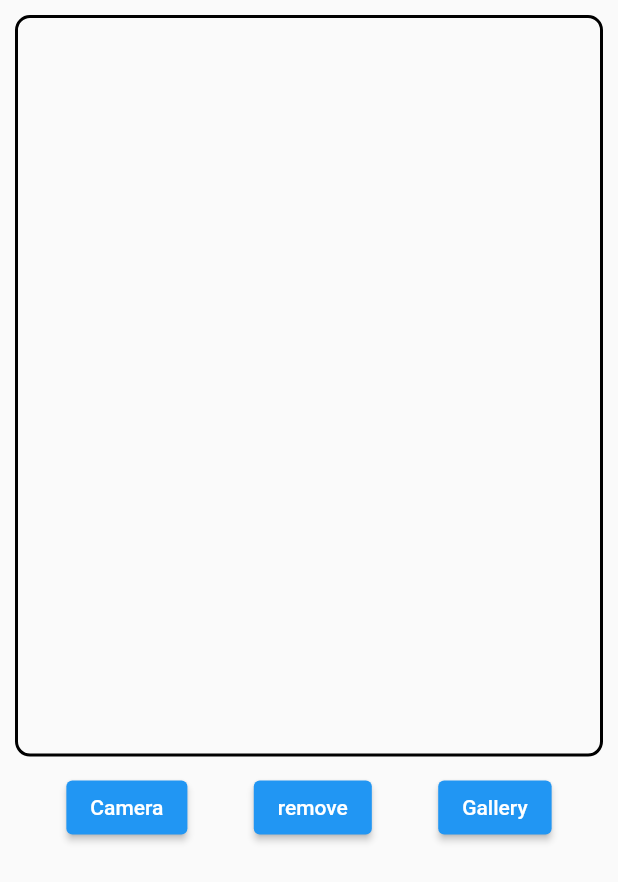
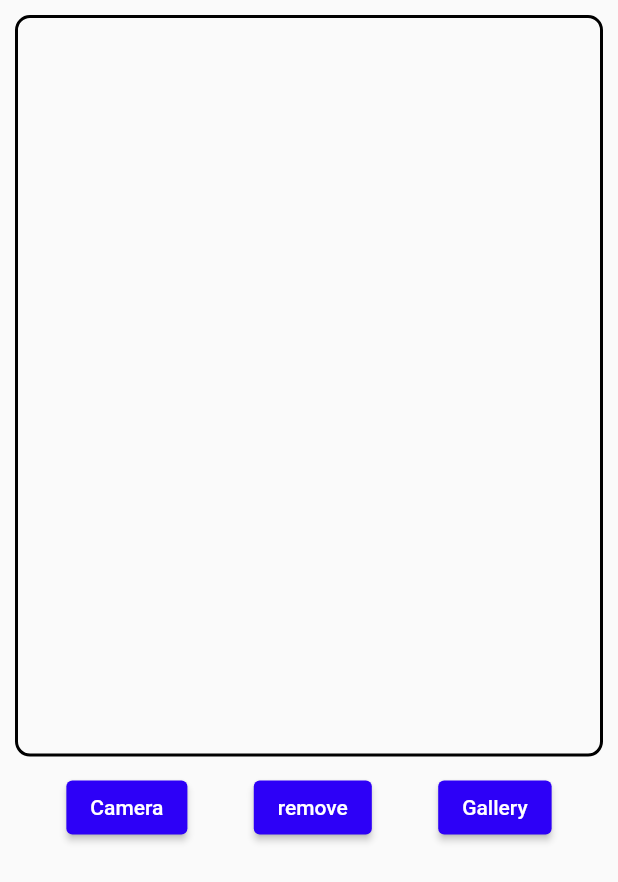
Before and after one commit to Dev-Abhijithmp/upmemory, a Flutter app: the AddImage screen opened directly, on a phone screen of 412 x 824 dp. Shown: the top 882 px of the screen. Run offline on Flutter 3.47's test engine with Material 2 defaults, Android fonts, the phone set to English and light mode, and no system bars; our stand-ins replace audioplayers, cloud_firestore, date_format, firebase_auth, firebase_core, firebase_storage and 3 more; missing offline and left inert: flutter_audio_recorder2; accounts and stored records are empty; project files that could hold a hidden picture were left out.

Commit message:
feat:version 1.0.1

```diff
--- a/lib/functions/uploadData.dart
+++ b/lib/functions/uploadData.dart
@@ -31,6 +31,8 @@ Future<Map<String, String>> uploadMemory(
       'memoryVoice': voiceurls,
       'memoryImages': imageurls,
       'memoryDate': Timestamp.now(),
+      'memoryDateupdated': formatDate(DateTime.now(),
+          [dd, '-', mm, '-', yyyy, '  time -  ', hh, ':', nn, ':', ss]),
       'isUpdated': false,
     });
     Provider.of<TextAndImageProvider>(context, listen: false).changeLoading();
--- a/lib/screens/addmemory/addImage.dart
+++ b/lib/screens/addmemory/addImage.dart
@@ -1,6 +1,7 @@
 import 'package:flutter/material.dart';
 import 'package:provider/provider.dart';
 import 'package:upmemory/screens/addmemory/textandImageProvider.dart';
+import 'package:upmemory/themeColorIcons/theme.dart';
 
 class AddImage extends StatelessWidget {
   const AddImage({Key? key}) : super(key: key);
@@ -41,16 +42,25 @@ class AddImage extends StatelessWidget {
             mainAxisAlignment: MainAxisAlignment.spaceEvenly,
             children: [
               ElevatedButton(
+                  style: ButtonStyle(
+                      backgroundColor: MaterialStateProperty.resolveWith(
+                          (states) => ColorsS.loginGradientEnd)),
                   onPressed: () async {
                     await provider.pickImageFromCamera();
                   },
                   child: Text('Camera')),
               ElevatedButton(
-                  onPressed: () async {
-                    await provider.pickImageFromCamera();
+                  style: ButtonStyle(
+                      backgroundColor: MaterialStateProperty.resolveWith(
+                          (states) => ColorsS.loginGradientEnd)),
+                  onPressed: () {
+                    provider.removeImages();
                   },
                   child: Text('remove')),
               ElevatedButton(
+                  style: ButtonStyle(
+                      backgroundColor: MaterialStateProperty.resolveWith(
+                          (states) => ColorsS.loginGradientEnd)),
                   onPressed: () async {
                     await provider.pickImageFromGallery();
                   },
```
Also changed, not shown: lib/functions/updateData.dart (+7 -1 lines), lib/screens/addmemory/addMemNavbar.dart (+15 -1 lines), lib/screens/addmemory/textandImageProvider.dart (+10 -4 lines), lib/screens/addmemory/voicerecord/recorderhome.dart (+6 -6 lines), lib/screens/viewMemory.dart (+13 -0 lines).
